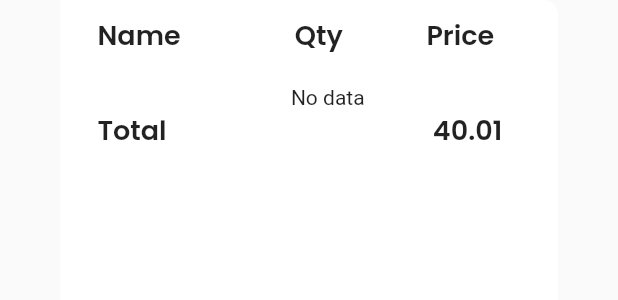
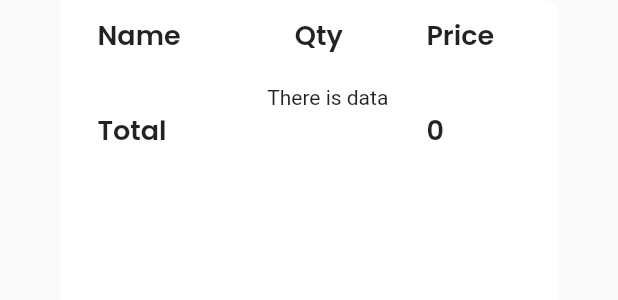
Before and after one commit to Fiston-pro/MyFoodz, a Flutter app: the PastPurchases widget shown alone on an empty page, opened directly with empty values, on a phone screen of 412 x 824 dp. Shown: the top 300 px of the screen. Run offline on Flutter 3.47's test engine with Material 2 defaults, Android fonts, the phone set to English and light mode, and no system bars; our stand-ins replace animated_splash_screen, cloud_firestore, firebase_auth, firebase_core, fl_chart, flutter_login and 2 more; missing offline and left inert: flutter_rounded_date_picker; accounts and stored records are empty.

Commit message:
Added a function to make the total of items in PastPurchase file

```diff
--- a/lib/Widgets/PastPurchases.dart
+++ b/lib/Widgets/PastPurchases.dart
@@ -1,4 +1,5 @@
 import 'package:flutter/material.dart';
+import 'package:flutter/scheduler.dart';
 import 'package:myfoodz/Widgets/FoodTile.dart';
 
 class PastPurchases extends StatefulWidget {
@@ -11,6 +12,19 @@ class PastPurchases extends StatefulWidget {
 }
 
 class _PastPurchasesState extends State<PastPurchases> {
+  var totalOfPurchases = 0;
+  getTotal(BuildContext context){
+    print("fiston is the best");
+    for(int i = 0; i < widget.data!.length; i++) {
+      totalOfPurchases = totalOfPurchases + int.parse(widget.data![i]["tp"]);
+    }
+  }
+
+  void initState() {
+    super.initState();
+    SchedulerBinding.instance?.addPostFrameCallback((_) => getTotal(context));
+  }
+
   @override
   Widget build(BuildContext context) {
     return Container(
@@ -29,7 +43,7 @@ class _PastPurchasesState extends State<PastPurchases> {
               ],
             ),
             SizedBox(height: 20,),
-            widget.data!.isEmpty ? Text('No data'):
+            widget.data!.isEmpty ? Text('There is data'):
             SizedBox(
               height: 50,
               child: Expanded(
@@ -45,7 +59,7 @@ class _PastPurchasesState extends State<PastPurchases> {
               mainAxisAlignment: MainAxisAlignment.spaceBetween,
               children: [
                 Expanded(flex: 5, child: Text('Total', style: TextStyle(fontFamily: 'Poppins', fontWeight: FontWeight.w600,fontSize: 18),)),
-                Expanded(flex: 2, child:Text(' 40.01', style: TextStyle(fontFamily: 'Poppins', fontWeight: FontWeight.w600,fontSize: 18),))
+                Expanded(flex: 2, child:Text('${totalOfPurchases.toString()}', style: TextStyle(fontFamily: 'Poppins', fontWeight: FontWeight.w600,fontSize: 18),))
               ],
             )
           ],
```
